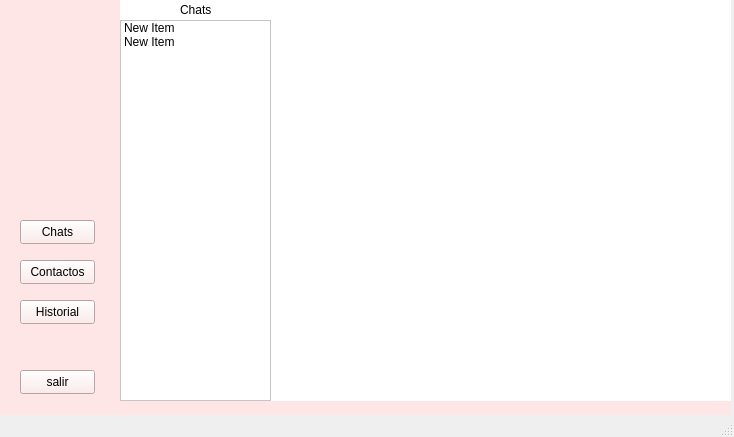
The window that mainwindow.ui (Scastelar/Chat) describes before a commit, drawn with Qt 5.
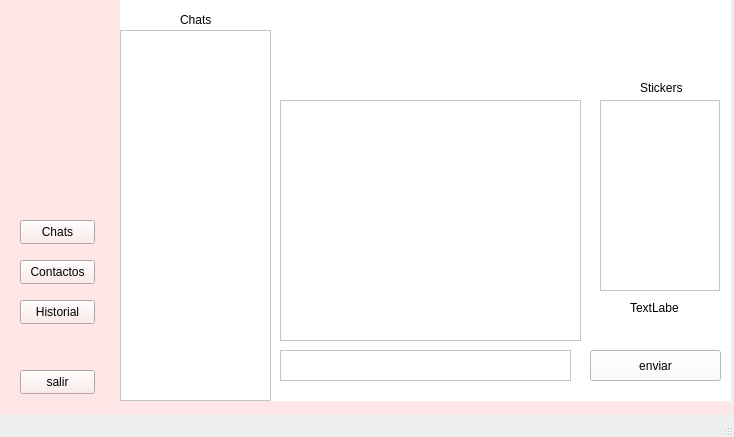
The same window after the commit. Icons and pictures are not drawn.

```diff
--- a/mainwindow.ui
+++ b/mainwindow.ui
@@ -667,28 +667,133 @@
          <number>0</number>
         </property>
         <widget class="QWidget" name="page_7">
-         <widget class="QListWidget" name="listaChats">
+         <widget class="QLabel" name="labelAvatarContacto">
           <property name="geometry">
            <rect>
-            <x>0</x>
+            <x>180</x>
             <y>0</y>
+            <width>61</width>
+            <height>61</height>
+           </rect>
+          </property>
+          <property name="text">
+           <string/>
+          </property>
+         </widget>
+         <widget class="QLabel" name="labelNombreContacto">
+          <property name="geometry">
+           <rect>
+            <x>260</x>
+            <y>20</y>
+            <width>171</width>
+            <height>31</height>
+           </rect>
+          </property>
+          <property name="text">
+           <string/>
+          </property>
+         </widget>
+         <widget class="QTextEdit" name="textEditMensaje">
+          <property name="geometry">
+           <rect>
+            <x>160</x>
+            <y>330</y>
+            <width>291</width>
+            <height>31</height>
+           </rect>
+          </property>
+         </widget>
+         <widget class="QPushButton" name="pushButton_10">
+          <property name="geometry">
+           <rect>
+            <x>470</x>
+            <y>330</y>
+            <width>131</width>
+            <height>31</height>
+           </rect>
+          </property>
+          <property name="text">
+           <string>enviar</string>
+          </property>
+         </widget>
+         <widget class="QListWidget" name="listaMensajes">
+          <property name="geometry">
+           <rect>
+            <x>160</x>
+            <y>80</y>
+            <width>301</width>
+            <height>241</height>
+           </rect>
+          </property>
+         </widget>
+         <widget class="QListWidget" name="listaContactos">
+          <property name="geometry">
+           <rect>
+            <x>0</x>
+            <y>10</y>
             <width>151</width>
-            <height>381</height>
+            <height>371</height>
            </rect>
           </property>
-          <property name="styleSheet">
-           <string notr="true"/>
+         </widget>
+         <widget class="QLabel" name="label_21">
+          <property name="geometry">
+           <rect>
+            <x>520</x>
+            <y>60</y>
+            <width>49</width>
+            <height>16</height>
+           </rect>
           </property>
-          <item>
-           <property name="text">
-            <string>New Item</string>
+          <property name="text">
+           <string>Stickers</string>
+          </property>
+         </widget>
+         <widget class="QScrollArea" name="scroll">
+          <property name="geometry">
+           <rect>
+            <x>480</x>
+            <y>80</y>
+            <width>120</width>
+            <height>191</height>
+           </rect>
+          </property>
+          <property name="widgetResizable">
+           <bool>true</bool>
+          </property>
+          <widget class="QWidget" name="scrollAreaWidgetContents">
+           <property name="geometry">
+            <rect>
+             <x>0</x>
+             <y>0</y>
+             <width>118</width>
+             <height>189</height>
+            </rect>
            </property>
-          </item>
-          <item>
-           <property name="text">
-            <string>New Item</string>
-           </property>
-          </item>
+           <widget class="QWidget" name="scrollAreaWidgetContents_3" native="true">
+            <property name="geometry">
+             <rect>
+              <x>0</x>
+              <y>0</y>
+              <width>120</width>
+              <height>191</height>
+             </rect>
+            </property>
+           </widget>
+          </widget>
+         </widget>
+         <widget class="QLabel" name="labelStickerSeleccionado">
+          <property name="geometry">
+           <rect>
+            <x>510</x>
+            <y>280</y>
+            <width>49</width>
+            <height>16</height>
+           </rect>
+          </property>
+          <property name="text">
+           <string>TextLabel</string>
+          </property>
          </widget>
         </widget>
         <widget class="QWidget" name="page_8">
@@ -879,7 +984,7 @@
         <property name="geometry">
          <rect>
           <x>180</x>
-          <y>0</y>
+          <y>10</y>
           <width>41</width>
           <height>20</height>
          </rect>
```
Left out of the diff: 2 changed lines with no effect on the pictures.
